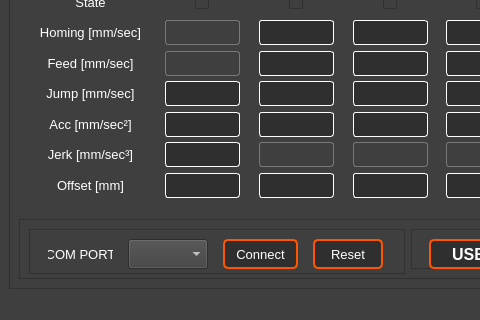
Qt form Docs/QtDesigner/mainwindow_design.ui (PanagiotisMenounos/3DHex) before a commit; both pictures show x 0 to 480 and y 359 to 679 of the 1288 by 679 pixel window.
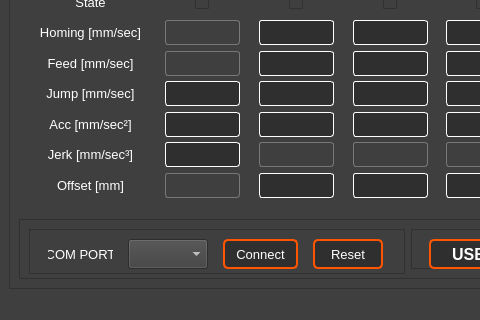
The same form after that commit. The open tabs and pages were chosen to show the change.

Diff of the .ui file:
```diff
--- a/Docs/QtDesigner/mainwindow_design.ui
+++ b/Docs/QtDesigner/mainwindow_design.ui
@@ -1163,6 +1163,9 @@
            </item>
            <item row="12" column="1" alignment="Qt::AlignHCenter|Qt::AlignVCenter">
             <widget class="QPlainTextEdit" name="b30">
+             <property name="enabled">
+              <bool>false</bool>
+             </property>
              <property name="minimumSize">
               <size>
                <width>75</width>
```
Left out of the diff: 4 changed lines with no effect on the pictures.
